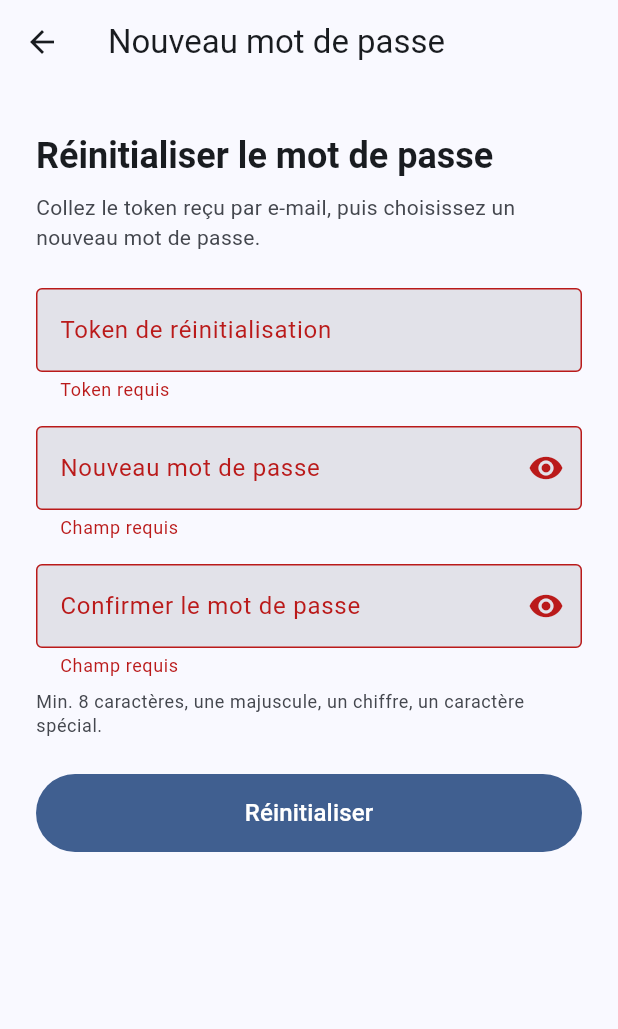
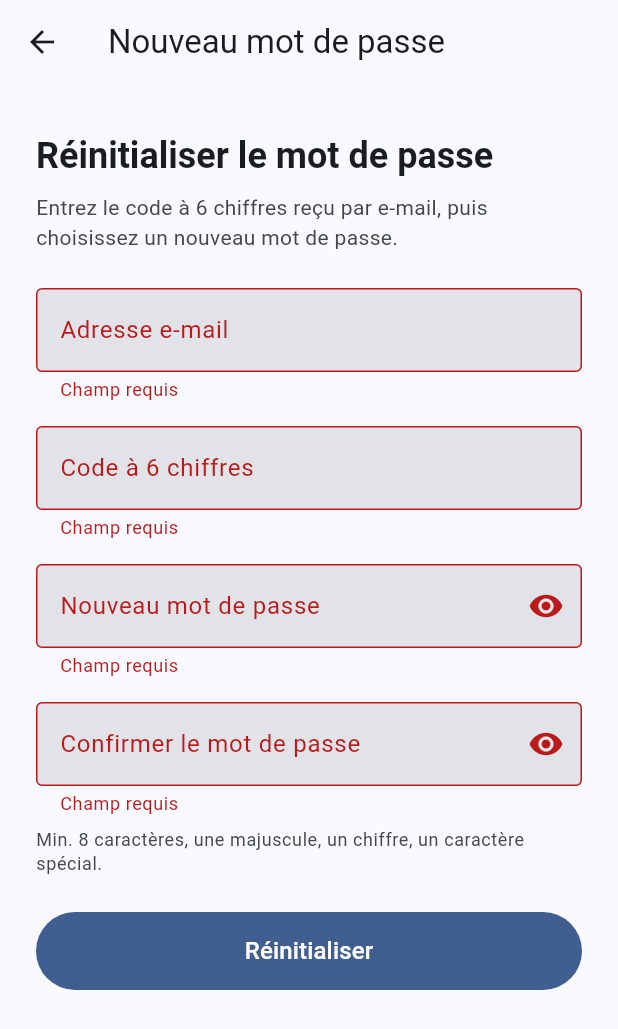
Before and after one commit to CianusDev/domotique-system, a Flutter app: the ResetPasswordScreen screen opened by its route, after a tap on "Réinitialiser", on a phone screen of 412 x 824 dp. Shown: the top 1029 px of the screen. Run offline on Flutter 3.47's test engine with Material 3 defaults, Android fonts, the phone set to English and light mode, and no system bars; our stand-ins replace dio, flutter_blue_plus, flutter_riverpod, flutter_secure_storage, go_router, permission_handler and 1 more; accounts and stored records are empty.

Commit message:
feat(auth): replace password reset link with 6-digit OTP code
Backend:
- VerifyResetPasswordDto: token → { email, code, newPassword }
- AuthService.forgotPassword/resendResetPassword: use generateOTP (6-digit)
  instead of generateResetLinkOTP (UUID link)
- AuthService.resetPassword: use verifyOTP({ email, code })
- email-templates: replace resetPasswordLink with resetPasswordOtp (code style)

Mobile:
- AuthRepository.resetPassword: { email, code, newPassword }
- ForgotPasswordScreen: navigate to reset-password with email as extra
- ResetPasswordScreen: remove token field, add email + 6-digit code fields
- Router: pass initialEmail instead of token to ResetPasswordScreen

Co-Authored-By: Claude Sonnet 4.6 <noreply@anthropic.com>

```diff
--- a/mobile-app/lib/core/router/app_router.dart
+++ b/mobile-app/lib/core/router/app_router.dart
@@ -77,7 +77,7 @@ final routerProvider = Provider<GoRouter>((ref) {
       GoRoute(
         path: '/reset-password',
         builder: (_, state) => ResetPasswordScreen(
-          token: state.extra as String? ?? '',
+          initialEmail: state.extra as String? ?? '',
         ),
       ),
 
--- a/mobile-app/lib/features/auth/data/auth_repository.dart
+++ b/mobile-app/lib/features/auth/data/auth_repository.dart
@@ -69,13 +69,15 @@ class AuthRepository {
     );
   }
 
-  /// Resets password using UUID token from email link.
+  /// Resets password using 6-digit OTP received by email.
   Future<void> resetPassword({
-    required String token,
+    required String email,
+    required String code,
     required String newPassword,
   }) async {
     await _dio.post(ApiConstants.resetPassword, data: {
-      'token': token,
+      'email': email,
+      'code': code,
       'newPassword': newPassword,
     });
   }
--- a/mobile-app/lib/features/auth/presentation/forgot_password_screen.dart
+++ b/mobile-app/lib/features/auth/presentation/forgot_password_screen.dart
@@ -88,7 +88,7 @@ class _ForgotPasswordScreenState extends ConsumerState<ForgotPasswordScreen> {
           ),
           const SizedBox(height: 8),
           Text(
-            'Entrez votre e-mail et nous vous enverrons un lien de réinitialisation.',
+            'Entrez votre e-mail et nous vous enverrons un code de réinitialisation.',
             style: Theme.of(context).textTheme.bodyMedium?.copyWith(
                   color: Theme.of(context).colorScheme.onSurfaceVariant,
                 ),
@@ -117,7 +117,7 @@ class _ForgotPasswordScreenState extends ConsumerState<ForgotPasswordScreen> {
           ),
           const SizedBox(height: 24),
           PrimaryButton(
-            label: 'Envoyer le lien',
+            label: 'Envoyer le code',
             onPressed: _loading ? null : _submit,
             loading: _loading,
           ),
@@ -145,7 +145,7 @@ class _ForgotPasswordScreenState extends ConsumerState<ForgotPasswordScreen> {
         ),
         const SizedBox(height: 8),
         Text(
-          'Consultez votre boîte mail pour réinitialiser votre mot de passe.',
+          'Consultez votre boîte mail et entrez le code à 6 chiffres reçu.',
           textAlign: TextAlign.center,
           style: Theme.of(context).textTheme.bodyMedium?.copyWith(
                 color: Theme.of(context).colorScheme.onSurfaceVariant,
@@ -153,8 +153,8 @@ class _ForgotPasswordScreenState extends ConsumerState<ForgotPasswordScreen> {
         ),
         const SizedBox(height: 32),
         FilledButton(
-          onPressed: () => context.go('/reset-password'),
-          child: const Text("Entrer le token reçu"),
+          onPressed: () => context.go('/reset-password', extra: _emailCtrl.text.trim()),
+          child: const Text("Entrer le code reçu"),
         ),
         const SizedBox(height: 12),
         TextButton(
--- a/mobile-app/lib/features/auth/presentation/reset_password_screen.dart
+++ b/mobile-app/lib/features/auth/presentation/reset_password_screen.dart
@@ -8,8 +8,8 @@ import '../../../shared/widgets/primary_button.dart';
 import '../data/auth_repository.dart';
 
 class ResetPasswordScreen extends ConsumerStatefulWidget {
-  final String token; // UUID token from email link
-  const ResetPasswordScreen({super.key, required this.token});
+  final String initialEmail;
+  const ResetPasswordScreen({super.key, this.initialEmail = ''});
 
   @override
   ConsumerState<ResetPasswordScreen> createState() =>
@@ -18,7 +18,9 @@ class ResetPasswordScreen extends ConsumerStatefulWidget {
 
 class _ResetPasswordScreenState extends ConsumerState<ResetPasswordScreen> {
   final _formKey = GlobalKey<FormState>();
-  final _tokenCtrl = TextEditingController();
+  late final _emailCtrl =
+      TextEditingController(text: widget.initialEmail);
+  final _codeCtrl = TextEditingController();
   final _passwordCtrl = TextEditingController();
   final _confirmCtrl = TextEditingController();
   bool _loading = false;
@@ -28,15 +30,9 @@ class _ResetPasswordScreenState extends ConsumerState<ResetPasswordScreen> {
   String? _error;
 
   @override
-  void initState() {
-    super.initState();
-    // Pre-fill token if passed via deep link / extra
-    if (widget.token.isNotEmpty) _tokenCtrl.text = widget.token;
-  }
-
-  @override
   void dispose() {
-    _tokenCtrl.dispose();
+    _emailCtrl.dispose();
+    _codeCtrl.dispose();
     _passwordCtrl.dispose();
     _confirmCtrl.dispose();
     super.dispose();
@@ -50,7 +46,8 @@ class _ResetPasswordScreenState extends ConsumerState<ResetPasswordScreen> {
     });
     try {
       await ref.read(authRepositoryProvider).resetPassword(
-            token: _tokenCtrl.text.trim(),
+            email: _emailCtrl.text.trim(),
+            code: _codeCtrl.text.trim(),
             newPassword: _passwordCtrl.text,
           );
       setState(() => _done = true);
@@ -101,7 +98,7 @@ class _ResetPasswordScreenState extends ConsumerState<ResetPasswordScreen> {
           ),
           const SizedBox(height: 8),
           Text(
-            'Collez le token reçu par e-mail, puis choisissez un nouveau mot de passe.',
+            'Entrez le code à 6 chiffres reçu par e-mail, puis choisissez un nouveau mot de passe.',
             style: Theme.of(context).textTheme.bodyMedium?.copyWith(
                   color: Theme.of(context).colorScheme.onSurfaceVariant,
                 ),
@@ -117,12 +114,30 @@ class _ResetPasswordScreenState extends ConsumerState<ResetPasswordScreen> {
           ],
 
           AppTextField(
-            controller: _tokenCtrl,
-            label: 'Token de réinitialisation',
+            controller: _emailCtrl,
+            label: 'Adresse e-mail',
+            keyboardType: TextInputType.emailAddress,
             textInputAction: TextInputAction.next,
             enabled: !_loading,
-            validator: (v) =>
-                v == null || v.trim().isEmpty ? 'Token requis' : null,
+            validator: (v) {
+              if (v == null || v.trim().isEmpty) return 'Champ requis';
+              if (!v.contains('@')) return 'Email invalide';
+              return null;
+            },
+          ),
+          const SizedBox(height: 16),
+
+          AppTextField(
+            controller: _codeCtrl,
+            label: 'Code à 6 chiffres',
+            keyboardType: TextInputType.number,
+            textInputAction: TextInputAction.next,
+            enabled: !_loading,
+            validator: (v) {
+              if (v == null || v.trim().isEmpty) return 'Champ requis';
+              if (v.trim().length != 6) return 'Le code doit contenir 6 chiffres';
+              return null;
+            },
           ),
           const SizedBox(height: 16),
 
```
Also changed, not shown: 3 other files.
